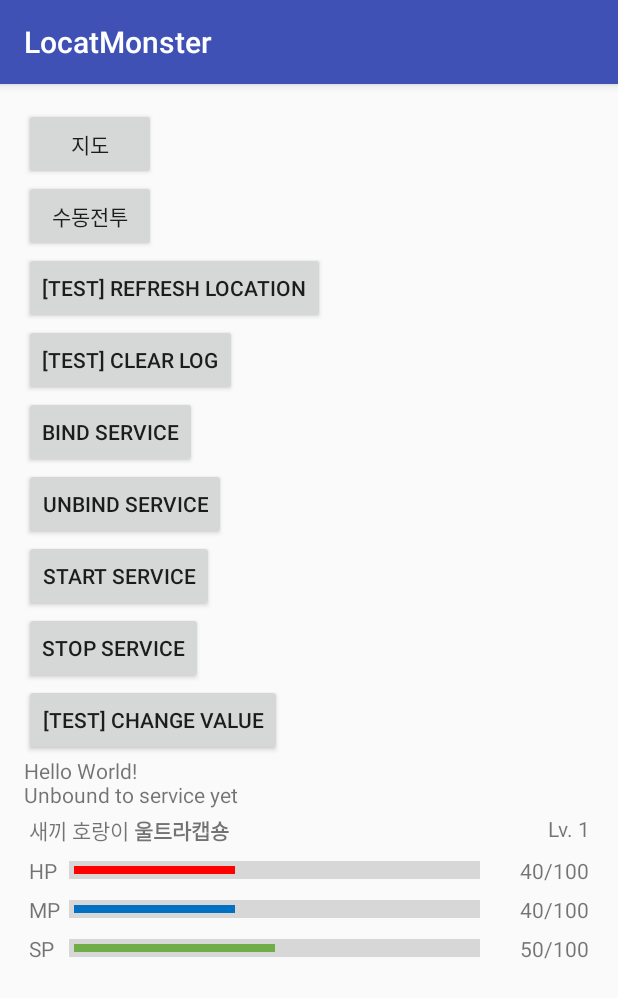
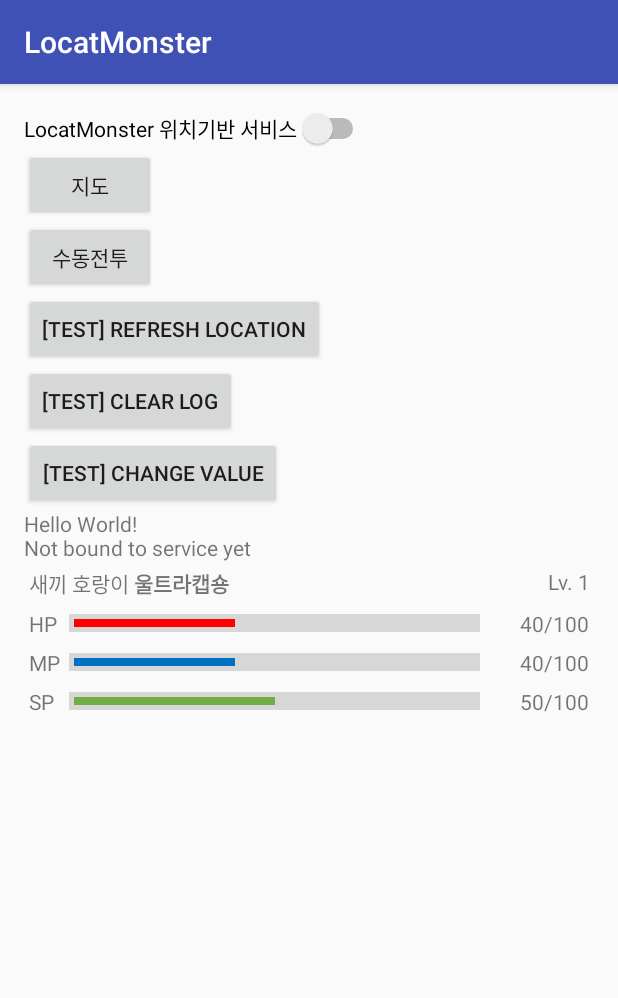
Before and after one commit to Uni-/LocatMonster, an Android app: the screen it shows after launch (MainActivity), after a tap on an icon or button, on a phone screen of 412 x 824 dp. Shown: the top 998 px of the screen. Run offline under Robolectric (Android 15) with nearby library versions, the phone set to English and light mode, and no system bars.

Commit message:
Add LocatMonsterAppBaseActivity, Merge LocationContainer into service

```diff
--- a/app/src/main/AndroidManifest.xml
+++ b/app/src/main/AndroidManifest.xml
@@ -10,6 +10,7 @@
     <uses-permission android:name="android.permission.ACCESS_COARSE_LOCATION" />
     <uses-permission android:name="android.permission.ACCESS_FINE_LOCATION" />
     <uses-permission android:name="android.permission.RECEIVE_BOOT_COMPLETED" />
+    <uses-permission android:name="android.permission.SYSTEM_ALERT_WINDOW" />
 
     <application
         android:name=".app.LocatMonsterApplication"
--- a/app/src/main/java/net/aurynj/rne/locatmonster/app/Arena.java
+++ b/app/src/main/java/net/aurynj/rne/locatmonster/app/Arena.java
@@ -16,4 +16,8 @@ public class Arena extends ArenaClass {
 
     public void proceed() {
     }
+
+    public String printStatus() {
+        return "Near: " + near.toString() + ", Far: " + far.toString();
+    }
 }
--- a/app/src/main/java/net/aurynj/rne/locatmonster/app/BattleControlActivity.java
+++ b/app/src/main/java/net/aurynj/rne/locatmonster/app/BattleControlActivity.java
@@ -28,6 +28,7 @@ public class BattleControlActivity extends AppCompatActivity {
         mArenaLogTextView = (TextView) findViewById(R.id.activity_battle_control_arena_log);
 
         mArena = new Arena();
+        mArenaLogTextView.setText("New Arena Generated.\n" + mArena.printStatus());
 
         mStartArenaButton.setOnClickListener(new View.OnClickListener() {
             @Override
--- /dev/null
+++ b/app/src/main/java/net/aurynj/rne/locatmonster/app/LocatMonsterAppBaseActivity.java
@@ -0,0 +1,90 @@
+package net.aurynj.rne.locatmonster.app;
+
+import android.content.ComponentName;
+import android.content.Context;
+import android.content.ServiceConnection;
+import android.os.IBinder;
+import android.support.v7.app.AppCompatActivity;
+import android.util.Log;
+import android.widget.Toast;
+
+public class LocatMonsterAppBaseActivity extends AppCompatActivity {
+    private final LocationServiceConnection mLocationServiceConnection = new LocationServiceConnection();
+    private LocatMonsterService mLocatMonsterService;
+    private boolean mBoundToService;
+
+    @Override
+    protected void onStart() {
+        super.onStart();
+        bindLocatMonsterService();
+    }
+
+    @Override
+    protected void onStop() {
+        super.onStop();
+        unbindLocatMonsterService();
+    }
+
+    protected boolean boundToService() {
+        return mBoundToService;
+    }
+
+    protected LocatMonsterService getLocatMonsterService() {
+        return mLocatMonsterService;
+    }
+
+    protected void bindLocatMonsterService() {
+        // This method does not start service with bindService
+        // (because unbindService may not stop the service)
+        // Instead, the service should be started before this method then bindService inside
+        // if service is not running, this method is silently ignored
+        // This method should be called only in MainActivity where service gets manually on and off
+        if (!LocatMonsterServiceHelper.isLocatMonsterServiceRunning(LocatMonsterAppBaseActivity.this)) {
+            // Service is not even running
+            return;
+        }
+        if (!mBoundToService) {
+            boolean success = bindService(
+                    LocatMonsterServiceHelper.getLocatMonsterServiceIntent(this),
+                    mLocationServiceConnection,
+                    Context.BIND_AUTO_CREATE
+            );
+            if (!success) {
+                // TODO: make user notified and failsafe route
+            }
+            Toast.makeText(LocatMonsterAppBaseActivity.this, "Activity bound to service", Toast.LENGTH_SHORT).show();
+        }
+    }
+
+    protected void unbindLocatMonsterService() {
+        // This method should be called only in MainActivity where service gets manually on and off
+        if (!LocatMonsterServiceHelper.isLocatMonsterServiceRunning(LocatMonsterAppBaseActivity.this)) {
+            // Service is not even running
+            return;
+        }
+        if (mBoundToService && mLocatMonsterService != null) {
+            unbindService(mLocationServiceConnection);
+            mBoundToService = false;
+            mLocatMonsterService = null;
+            Toast.makeText(LocatMonsterAppBaseActivity.this, "Activity unbound from service", Toast.LENGTH_SHORT).show();
+        }
+    }
+
+    protected class LocationServiceConnection implements ServiceConnection {
+        @Override
+        public void onServiceConnected(ComponentName componentName, IBinder iBinder) {
+            Log.v("ServiceConnection", "onServiceConnected");
+            LocatMonsterService.LocalBinder binder = (LocatMonsterService.LocalBinder) iBinder;
+            mLocatMonsterService = binder.getService();
+            mLocatMonsterService.mLivingActivity = LocatMonsterAppBaseActivity.this;
+            mBoundToService = true;
+        }
+
+        @Override
+        public void onServiceDisconnected(ComponentName componentName) {
+            Log.v("ServiceConnection", "onServiceDisconnected");
+            mLocatMonsterService = null;
+            mBoundToService = false;
+        }
+    }
+}
--- a/app/src/main/java/net/aurynj/rne/locatmonster/app/MainActivity.java
+++ b/app/src/main/java/net/aurynj/rne/locatmonster/app/MainActivity.java
@@ -2,38 +2,26 @@
 // http://developer.android.com/intl/ko/training/location/index.html
 package net.aurynj.rne.locatmonster.app;
 
-import android.content.ComponentName;
-import android.content.Context;
 import android.content.Intent;
-import android.content.ServiceConnection;
 import android.location.Location;
-import android.os.IBinder;
-import android.support.v7.app.AppCompatActivity;
 import android.os.Bundle;
-import android.util.Log;
 import android.view.View;
 import android.widget.Button;
+import android.widget.CompoundButton;
+import android.widget.Switch;
 import android.widget.TextView;
-import android.widget.Toast;
 
 import net.aurynj.rne.locatmonster.*;
 import net.aurynj.rne.locatmonster.widget.*;
 
-public class MainActivity extends AppCompatActivity {
+public class MainActivity extends LocatMonsterAppBaseActivity {
     TextView mHelloWorldTextView;
+    Switch mServiceSwitch;
     Button mStartMapsButton;
     Button mStartBattleControlButton;
     Button mRefreshLocationButton;
     Button mClearLogButton;
-    Button mBindServiceButton;
-    Button mUnbindServiceButton;
-    Button mStartServiceButton;
-    Button mStopServiceButton;
     CharacterBriefStatusView mCharacterBriefStatusView;
-
-    LocatMonsterService mLocatMonsterService;
-    LocationServiceConnection mLocationServiceConnection;
-    boolean mBoundToService;
 
     @Override
     protected void onCreate(Bundle savedInstanceState) {
@@ -41,15 +29,26 @@ public class MainActivity extends AppCompatActivity {
         setContentView(R.layout.activity_main);
 
         mHelloWorldTextView = (TextView) findViewById(R.id.activity_main_text_helloworld);
+        mServiceSwitch = (Switch) findViewById(R.id.activity_main_switch_service);
         mStartMapsButton = (Button) findViewById(R.id.activity_main_button_start_map);
         mStartBattleControlButton = (Button) findViewById(R.id.activity_main_button_start_battle_control);
         mRefreshLocationButton = (Button) findViewById(R.id.activity_main_button_refresh_location);
         mClearLogButton = (Button) findViewById(R.id.activity_main_button_clear_log);
-        mBindServiceButton = (Button) findViewById(R.id.activity_main_button_bind_service);
-        mUnbindServiceButton = (Button) findViewById(R.id.activity_main_button_unbind_service);
-        mStartServiceButton = (Button) findViewById(R.id.activity_main_button_start_service);
-        mStopServiceButton = (Button) findViewById(R.id.activity_main_button_stop_service);
         mCharacterBriefStatusView = (CharacterBriefStatusView) findViewById(R.id.activity_main_view_character_brief_status);
+
+        mServiceSwitch.setChecked(LocatMonsterServiceHelper.isLocatMonsterServiceRunning(this));
+        mServiceSwitch.setOnCheckedChangeListener(new CompoundButton.OnCheckedChangeListener() {
+            @Override
+            public void onCheckedChanged(CompoundButton compoundButton, boolean b) {
+                if (b) {
+                    LocatMonsterServiceHelper.startLocatMonsterService(MainActivity.this);
+                    bindLocatMonsterService();
+                } else {
+                    unbindLocatMonsterService();
+                    LocatMonsterServiceHelper.stopLocatMonsterService(MainActivity.this);
+                }
+            }
+        });
 
         mCharacterBriefStatusView.setMaxHP(100);
         mCharacterBriefStatusView.setHP(40);
@@ -91,75 +90,6 @@ public class MainActivity extends AppCompatActivity {
                 removeUiLocation();
             }
         });
-        mBindServiceButton.setOnClickListener(new View.OnClickListener() {
-            @Override
-            public void onClick(View view) {
-                bindLocatMonsterService();
-            }
-        });
-        mUnbindServiceButton.setOnClickListener(new View.OnClickListener() {
-            @Override
-            public void onClick(View view) {
-                unbindLocatMonsterService();
-            }
-        });
-        mStartServiceButton.setOnClickListener(new View.OnClickListener() {
-            @Override
-            public void onClick(View view) {
-                LocatMonsterServiceHelper.startLocatMonsterService(MainActivity.this);
-            }
-        });
-        mStopServiceButton.setOnClickListener(new View.OnClickListener() {
-            @Override
-            public void onClick(View view) {
-                LocatMonsterServiceHelper.stopLocatMonsterService(MainActivity.this);
-            }
-        });
-    }
-
-    @Override
-    protected void onStart() {
-        super.onStart();
-        bindLocatMonsterService();
-    }
-
-    @Override
-    protected void onStop() {
-        super.onStop();
-        unbindLocatMonsterService();
-    }
-
-    private void bindLocatMonsterService() {
-        if (mLocationServiceConnection == null) {
-            mLocationServiceConnection = new LocationServiceConnection();
-        }
-        if (!LocatMonsterServiceHelper.isLocatMonsterServiceRunning(MainActivity.this)) {
-            Toast.makeText(MainActivity.this, "Start service first please", Toast.LENGTH_SHORT).show();
-            return;
-        }
-        if (!mBoundToService) {
-            boolean success = bindService(
-                    LocatMonsterServiceHelper.getLocatMonsterServiceIntent(this),
-                    mLocationServiceConnection,
-                    Context.BIND_AUTO_CREATE
-            );
-            if (!success) {
-                // TODO: make user notified and failsafe route
-            }
-            Toast.makeText(MainActivity.this, "Bound service", Toast.LENGTH_SHORT).show();
-        }
-    }
-
-    private void unbindLocatMonsterService() {
-        if (!LocatMonsterServiceHelper.isLocatMonsterServiceRunning(MainActivity.this)) {
-            Toast.makeText(MainActivity.this, "Service is not even running", Toast.LENGTH_SHORT).show();
-            return;
-        }
-        if (mBoundToService && mLocationServiceConnection != null && mLocatMonsterService != null) {
-            unbindService(mLocationServiceConnection);
-            mBoundToService = false;
-            Toast.makeText(MainActivity.this, "Unbound service", Toast.LENGTH_SHORT).show();
-        }
     }
 
     protected void removeUiLocation() {
@@ -168,10 +98,10 @@ public class MainActivity extends AppCompatActivity {
 
     protected void updateUiLocation() {
         String text = mHelloWorldTextView.getText() + "\n";
-        if (mLocatMonsterService == null) {
-            text += "Unbound to service yet";
+        if (!this.boundToService()) {
+            text += "Not bound to service yet";
         } else {
-            Location location = mLocatMonsterService.getLastLocation();
+            Location location = getLocatMonsterService().getLastLocation();
             if (location != null) {
                 text +=
                         "lat:" + String.valueOf(location.getLatitude()) + ", " +
@@ -184,21 +114,4 @@ public class MainActivity extends AppCompatActivity {
         }
         mHelloWorldTextView.setText(text);
     }
-
-    private class LocationServiceConnection implements ServiceConnection {
-        @Override
-        public void onServiceConnected(ComponentName componentName, IBinder iBinder) {
-            Log.v("ServiceConnection", "onServiceConnected");
-            LocatMonsterService.LocalBinder binder = (LocatMonsterService.LocalBinder) iBinder;
-            mLocatMonsterService = binder.getService();
-            mBoundToService = true;
-        }
-
-        @Override
-        public void onServiceDisconnected(ComponentName componentName) {
-            Log.v("ServiceConnection", "onServiceDisconnected");
-            mLocatMonsterService = null;
-            mBoundToService = false;
-        }
-    }
 }
--- /dev/null
+++ b/app/src/main/java/net/aurynj/rne/locatmonster/model/BattleSide.java
@@ -0,0 +1,6 @@
+package net.aurynj.rne.locatmonster.model;
+
+public enum BattleSide {
+    NEAR,
+    FAR,
+}
--- a/app/src/main/res/layout/activity_main.xml
+++ b/app/src/main/res/layout/activity_main.xml
@@ -13,6 +13,12 @@
         android:paddingLeft="@dimen/activity_horizontal_margin"
         android:paddingRight="@dimen/activity_horizontal_margin"
         android:paddingTop="@dimen/activity_vertical_margin">
+
+        <Switch
+            android:layout_width="wrap_content"
+            android:layout_height="wrap_content"
+            android:text="LocatMonster 위치기반 서비스"
+            android:id="@+id/activity_main_switch_service" />
 
         <Button
             android:id="@+id/activity_main_button_start_map"
@@ -39,30 +45,6 @@
             android:text="[Test] Clear Log" />
 
         <Button
-            android:id="@+id/activity_main_button_bind_service"
-            android:layout_width="wrap_content"
-            android:layout_height="48dp"
-            android:text="Bind Service" />
-
-        <Button
-            android:id="@+id/activity_main_button_unbind_service"
-            android:layout_width="wrap_content"
-            android:layout_height="48dp"
-            android:text="Unbind Service" />
-
-        <Button
-            android:id="@+id/activity_main_button_start_service"
-            android:layout_width="wrap_content"
-            android:layout_height="48dp"
-            android:text="Start Service" />
-
-        <Button
-            android:id="@+id/activity_main_button_stop_service"
-            android:layout_width="wrap_content"
-            android:layout_height="48dp"
-            android:text="Stop Service" />
-
-        <Button
             android:id="@+id/activity_main_button_new_noti"
             android:layout_width="wrap_content"
             android:layout_height="48dp"
```
Also changed, not shown: app/src/main/java/net/aurynj/rne/locatmonster/app/LocatMonsterService.java (+206 -1 lines), app/src/main/java/net/aurynj/rne/locatmonster/app/LocationContainer.java (deleted, +0 -195 lines), app/src/main/java/net/aurynj/rne/locatmonster/app/OnLocationRefreshedListener.java (added, +7 -0 lines), app/src/main/java/net/aurynj/rne/locatmonster/model/CharacterStatus.java (+10 -1 lines).
